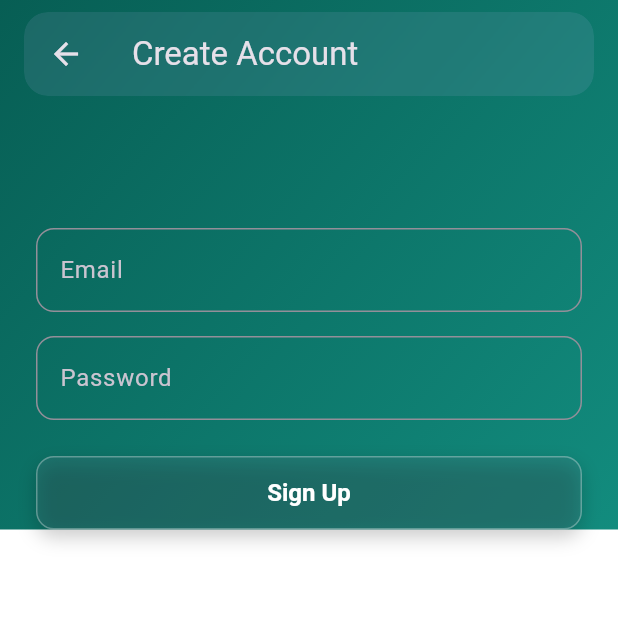
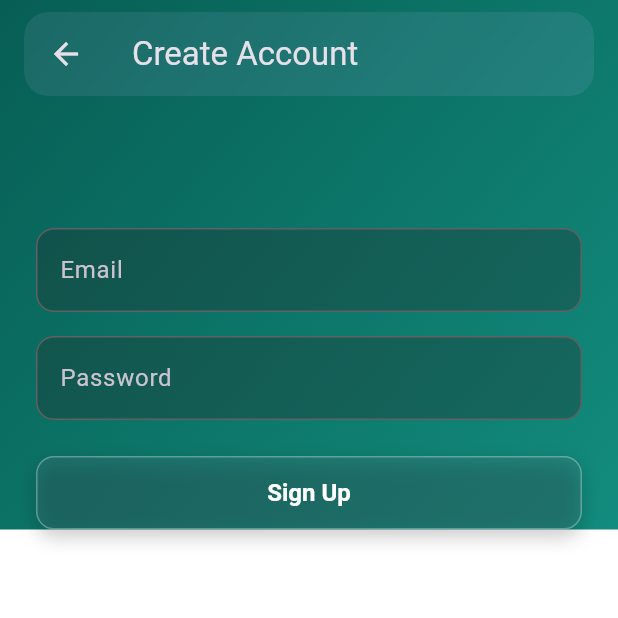
Before and after one commit to Harshit16g/thread, a Flutter app: the SignUpScreen screen opened directly, on a phone screen of 412 x 824 dp, the top half of it. Run offline on Flutter 3.47's test engine with Material 3 defaults, Android fonts, the phone set to English and light mode, and no system bars; our stand-ins replace bloc, flutter_bloc, flutter_dotenv, flutter_secure_storage, google_sign_in, local_auth and 3 more; missing offline and left inert: local_auth_android; accounts and stored records are empty; network calls fail.

Commit message:
Fix import paths, enhance CustomFormField, and add environment security
Co-authored-by: Harshit16g <73606353+Harshit16g@users.noreply.github.com>

```diff
--- a/lib/auth_gate.dart
+++ b/lib/auth_gate.dart
@@ -1,7 +1,7 @@
 import 'package:flutter/material.dart';
 import 'package:supabase_flutter/supabase_flutter.dart';
-import '../../features/auth/presentation/screens/auth_screen.dart';
-import '../../features/shell/presentation/screens/main_screen.dart';
+import 'features/auth/presentation/screens/auth_screen.dart';
+import 'features/shell/presentation/screens/main_screen.dart';
 
 class AuthGate extends StatelessWidget {
   const AuthGate({super.key});
--- a/lib/shared/widgets/custom_form_field.dart
+++ b/lib/shared/widgets/custom_form_field.dart
@@ -1,30 +1,62 @@
 import 'package:flutter/material.dart';
 
 class CustomFormField extends StatelessWidget {
-  final TextEditingController controller;
-  final String labelText;
+  final TextEditingController? controller;
+  final String? initialValue;
+  final String hintText;
+  final String? labelText;
   final bool obscureText;
   final TextInputType keyboardType;
+  final IconData? prefixIcon;
+  final int? maxLines;
+  final bool enabled;
+  final String? Function(String?)? validator;
 
   const CustomFormField({
     super.key,
-    required this.controller,
-    required this.labelText,
+    this.controller,
+    this.initialValue,
+    this.hintText = '',
+    this.labelText,
     this.obscureText = false,
     this.keyboardType = TextInputType.text,
+    this.prefixIcon,
+    this.maxLines = 1,
+    this.enabled = true,
+    this.validator,
   });
 
   @override
   Widget build(BuildContext context) {
     return TextFormField(
       controller: controller,
+      initialValue: initialValue,
       decoration: InputDecoration(
-        labelText: labelText,
-        border: OutlineInputBorder(borderRadius: BorderRadius.circular(12)),
+        labelText: labelText ?? hintText,
+        hintText: hintText,
+        prefixIcon: prefixIcon != null ? Icon(prefixIcon) : null,
+        border: OutlineInputBorder(
+          borderRadius: BorderRadius.circular(12),
+        ),
+        enabledBorder: OutlineInputBorder(
+          borderRadius: BorderRadius.circular(12),
+          borderSide: BorderSide(color: Colors.grey[700]!),
+        ),
+        focusedBorder: OutlineInputBorder(
+          borderRadius: BorderRadius.circular(12),
+          borderSide: BorderSide(color: Colors.amber[800]!),
+        ),
+        filled: true,
+        fillColor: enabled ? Colors.grey[900]?.withOpacity(0.3) : Colors.grey[900]?.withOpacity(0.1),
       ),
       obscureText: obscureText,
       keyboardType: keyboardType,
-      // Add validation for production apps
+      maxLines: maxLines,
+      enabled: enabled,
+      validator: validator,
+      style: TextStyle(
+        color: enabled ? Colors.white : Colors.grey[500],
+      ),
     );
   }
 }
```
Also changed, not shown: 3 other files.
